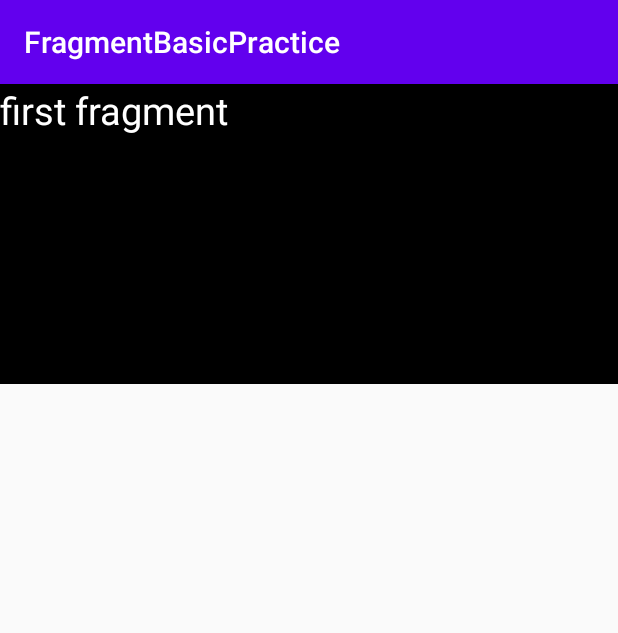
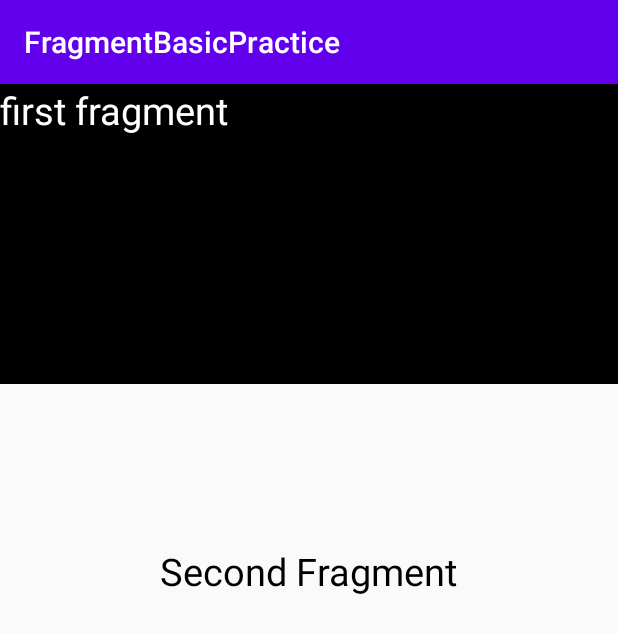
Before and after one commit to RobertHan96/FragmentBasicPractice, an Android app: the screen it shows after launch (MainActivity), on a phone screen of 412 x 824 dp. Shown: the top 633 px of the screen. Run offline under Robolectric (Android 15) with nearby library versions, the phone set to English and light mode, and no system bars.

Commit message:
두개의 프래그먼트를 UI에 배치

```diff
--- /dev/null
+++ b/app/src/main/java/com/nexon/fragmentbasicpractice/fragments/SecondFragment.kt
@@ -0,0 +1,18 @@
+package com.nexon.fragmentbasicpractice.fragments
+
+import android.os.Bundle
+import android.view.LayoutInflater
+import android.view.View
+import android.view.ViewGroup
+import androidx.fragment.app.Fragment
+import com.nexon.fragmentbasicpractice.R
+
+class SecondFragment : Fragment() {
+    override fun onCreateView(
+        inflater: LayoutInflater,
+        container: ViewGroup?,
+        savedInstanceState: Bundle?
+    ): View? {
+        return inflater.inflate(R.layout.fragment_second, container, false)
+    }
+}
--- a/app/src/main/res/layout/activity_main.xml
+++ b/app/src/main/res/layout/activity_main.xml
@@ -4,6 +4,7 @@
     xmlns:tools="http://schemas.android.com/tools"
     android:layout_width="match_parent"
     android:layout_height="match_parent"
+    android:orientation="vertical"
     tools:context=".MainActivity">
 
     <fragment
@@ -12,4 +13,10 @@
         android:layout_height="200dp"
         class="com.nexon.fragmentbasicpractice.fragments.FirstFragment"/>
 
+    <fragment
+        android:id="@+id/secondFrag"
+        android:layout_width="match_parent"
+        android:layout_height="250dp"
+        class="com.nexon.fragmentbasicpractice.fragments.SecondFragment"/>
+
 </LinearLayout>
--- /dev/null
+++ b/app/src/main/res/layout/fragment_second.xml
@@ -0,0 +1,15 @@
+<?xml version="1.0" encoding="utf-8"?>
+<LinearLayout
+    android:orientation="vertical"
+    android:gravity="center"
+    xmlns:android="http://schemas.android.com/apk/res/android" android:layout_width="match_parent"
+    android:layout_height="match_parent">
+
+    <TextView
+        android:layout_width="wrap_content"
+        android:layout_height="wrap_content"
+        android:text="Second Fragment"
+        android:textColor="#000000"
+        android:textSize="25sp"/>
+
+</LinearLayout>
```
